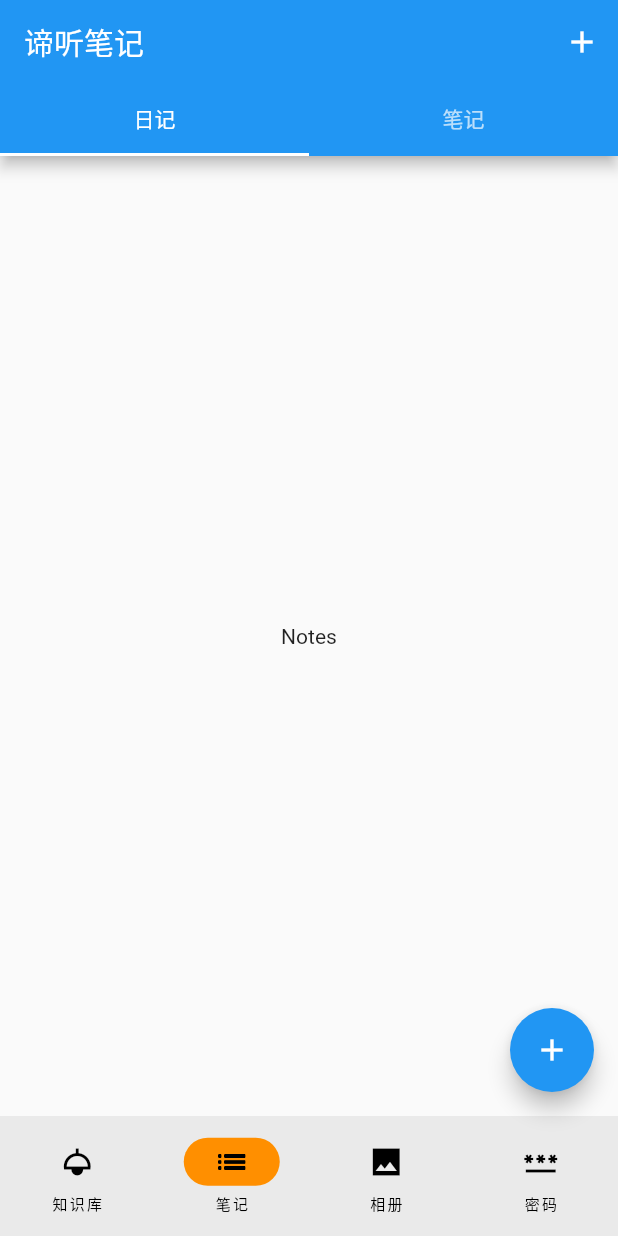
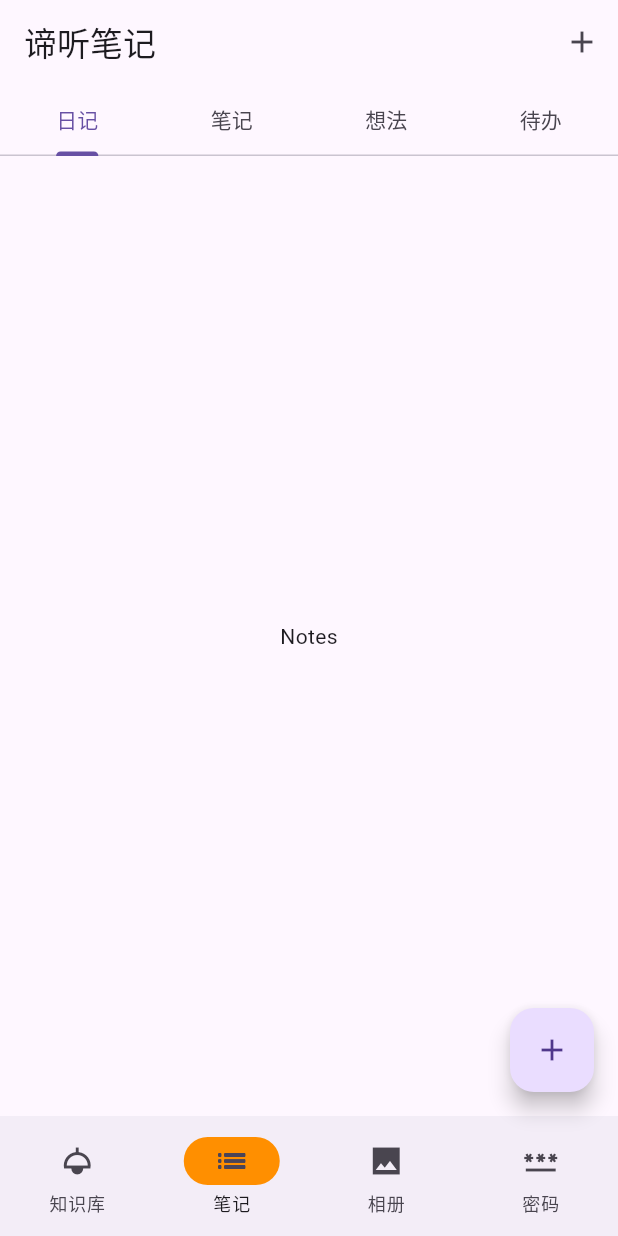
Before and after one commit to okapis/editing, a Flutter app: the screen it shows after launch, item 2 of the bottom bar chosen, on a phone screen of 412 x 824 dp. Run offline on Flutter 3.47's test engine with Material 2 defaults, Android fonts, the phone set to English and light mode, and no system bars; our stand-ins replace flutter_mobx, mobx; generated files the repository leaves out were written again.

Commit message:
updated theme

```diff
--- a/editing/lib/main.dart
+++ b/editing/lib/main.dart
@@ -8,8 +8,9 @@ void main() {
     providers: [
       Provider<NoteList>.value(value: NoteList()),
     ],
-    child: const MaterialApp(
+    child: MaterialApp(
       title: '谛听笔记',
+      theme: ThemeData(useMaterial3: true),
       home: AppScaffold(),
     ),
   ));
--- a/editing/lib/ui/app.dart
+++ b/editing/lib/ui/app.dart
@@ -47,17 +47,27 @@ final List<PageConfig> config = [
       title: '笔记',
       icon: Icons.list_outlined,
       selectedIcon: Icons.list_sharp,
-      tabs: ['日记', '笔记'],
+      tabs: ['日记', '笔记', '想法', '待办'],
       content: TabBarView(
-        children: [NoteListScreen('diary'), NoteListScreen('note')],
+        children: [
+          NoteListScreen('diary'),
+          NoteListScreen('note'),
+          NoteListScreen('idea'),
+          NoteListScreen('todo')
+        ],
       )),
   PageConfig(
       title: '相册',
       icon: Icons.image_outlined,
       selectedIcon: Icons.image_sharp,
-      tabs: ['相册', '照片'],
+      tabs: ['照片', '视频', '相册', '录音'],
       content: TabBarView(
-        children: [NoteListScreen('diary'), NoteListScreen('note')],
+        children: [
+          NoteListScreen('photo'),
+          NoteListScreen('video'),
+          NoteListScreen('album'),
+          NoteListScreen('recoding')
+        ],
       )),
   PageConfig(
       title: '密码',
```
